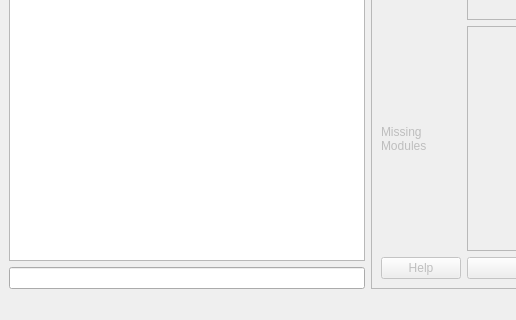
TUB-Control/PaPI, file ui/gui/default/PluginCreateMenu.ui: the form before one commit; both pictures show x 0 to 516 and y 309 to 629 of the 742 by 629 pixel window.
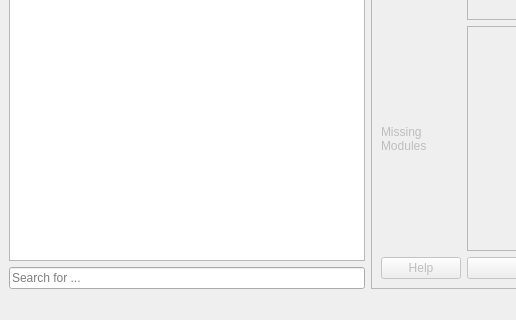
The form after the commit.

What changed in the file:
```diff
--- a/ui/gui/default/PluginCreateMenu.ui
+++ b/ui/gui/default/PluginCreateMenu.ui
@@ -30,7 +30,11 @@
          </widget>
         </item>
         <item>
-         <widget class="QLineEdit" name="pluginSearchText"/>
+         <widget class="QLineEdit" name="pluginSearchText">
+          <property name="placeholderText">
+           <string>Search for ...</string>
+          </property>
+         </widget>
         </item>
        </layout>
       </item>
```
